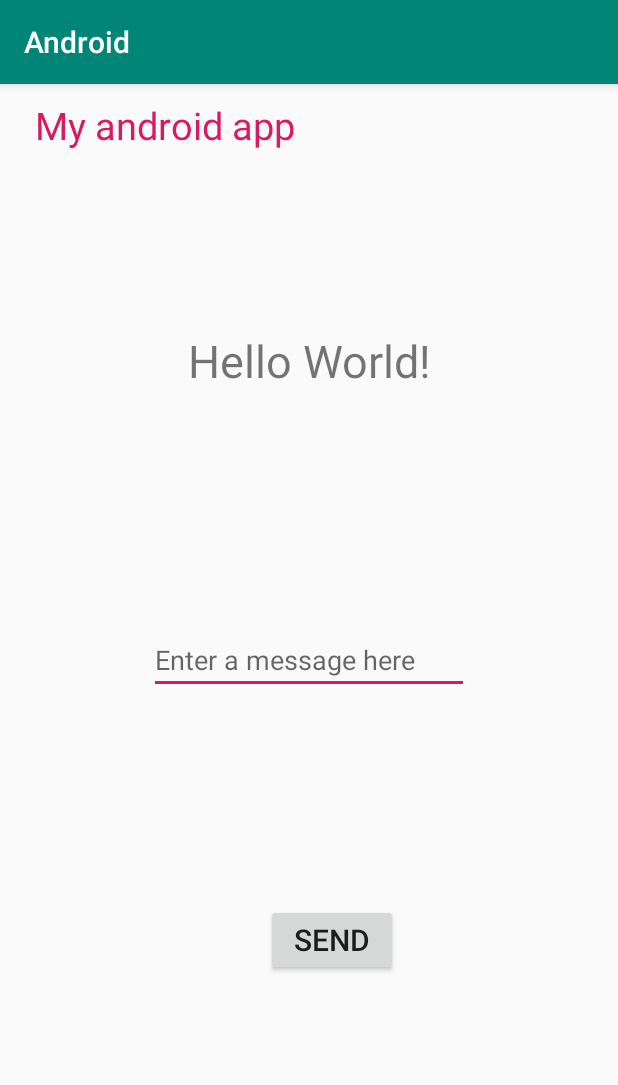
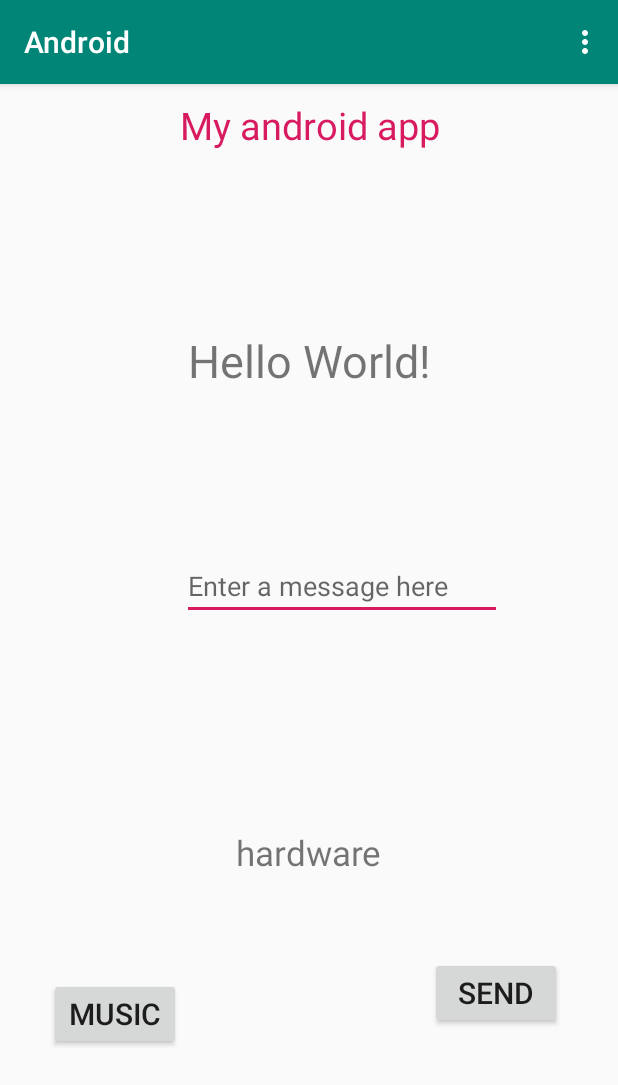
Before and after one commit to Elinah555/Android, an Android app: the screen it shows after launch (MainActivity), on a phone screen of 412 x 824 dp. Shown: the top 1085 px of the screen. Run offline under Robolectric (Android 15) with nearby library versions, the phone set to English and light mode, and no system bars.

Commit message:
Third assignment

```diff
--- a/app/src/main/AndroidManifest.xml
+++ b/app/src/main/AndroidManifest.xml
@@ -9,7 +9,11 @@
         android:roundIcon="@mipmap/ic_launcher_round"
         android:supportsRtl="true"
         android:theme="@style/AppTheme">
-        <activity android:name=".DisplayMessageActivity"></activity>
+        <activity android:name=".LocationActivity"></activity>
+        <activity android:name=".ProductActivity" />
+        <activity android:name=".CpActivity" />
+        <activity android:name=".PlayMusic" />
+        <activity android:name=".DisplayMessageActivity" />
         <activity android:name=".MainActivity">
             <intent-filter>
                 <action android:name="android.intent.action.MAIN" />
--- a/app/src/main/java/com/example/android/MainActivity.java
+++ b/app/src/main/java/com/example/android/MainActivity.java
@@ -4,7 +4,11 @@ import androidx.appcompat.app.AppCompatActivity;
 
 import android.content.Intent;
 import android.os.Bundle;
+import android.view.Menu;
+import android.view.MenuInflater;
+import android.view.MenuItem;
 import android.view.View;
+import android.widget.Button;
 import android.widget.EditText;
 import android.widget.Toast;
 
@@ -14,6 +18,14 @@ public class MainActivity extends AppCompatActivity {
     protected void onCreate(Bundle savedInstanceState) {
         super.onCreate(savedInstanceState);
         setContentView(R.layout.activity_main);
+        Button musicy= (Button)findViewById(R.id.btnplaymusic);
+        musicy.setOnClickListener(new View.OnClickListener() {
+            @Override
+            public void onClick(View v) {
+                Intent intent=new Intent(MainActivity.this,PlayMusic.class);
+                startActivity(intent);
+            }
+        });
 
     }
 
@@ -25,4 +37,26 @@ public class MainActivity extends AppCompatActivity {
         startActivity(intent);
         message.setText("");
     }
+    public boolean onCreateOptionsMenu(Menu menudisplay){
+        MenuInflater inflater= getMenuInflater();
+        inflater.inflate(R.menu.menufile,menudisplay);
+
+        return true;
+    }
+    public boolean onOptionsItemSelected(MenuItem item) {
+//respond to menu item selection
+        switch (item.getItemId()) {
+            case R.id.locat:
+                startActivity( new Intent(this,LocationActivity.class));
+                return true;
+            case R.id.prod:
+                startActivity( new Intent(this,ProductActivity.class));
+                return true;
+            default:
+                return super.onOptionsItemSelected(item);
+        }
+
+    }
+
+
 }
--- a/app/src/main/res/layout/activity_main.xml
+++ b/app/src/main/res/layout/activity_main.xml
@@ -6,15 +6,18 @@
     android:layout_height="match_parent"
 
     tools:context=".MainActivity">
+
     <TextView
         android:layout_width="match_parent"
         android:layout_height="wrap_content"
-        android:layout_marginStart="13dp"
         android:padding="10dp"
         android:text="My android app"
         android:textColor="@color/colorAccent"
         android:textSize="25dp"
-        tools:ignore="MissingConstraints" />
+        android:textAlignment="center"
+        tools:ignore="MissingConstraints"
+        tools:layout_editor_absoluteX="68dp"
+        tools:layout_editor_absoluteY="0dp" />
 
     <TextView
         android:id="@+id/textView"
@@ -36,15 +39,15 @@
         android:layout_width="wrap_content"
         android:layout_height="wrap_content"
         android:ems="10"
+        android:hint="Enter a message here"
+
         android:inputType="textPersonName"
-
-        android:hint="Enter a message here"
-        tools:layout_editor_absoluteX="92dp"
-        tools:layout_editor_absoluteY="309dp"
         app:layout_constraintBottom_toBottomOf="parent"
+        app:layout_constraintHorizontal_bias="0.611"
         app:layout_constraintLeft_toLeftOf="parent"
         app:layout_constraintRight_toRightOf="parent"
-        app:layout_constraintTop_toTopOf="parent"/>
+        app:layout_constraintTop_toTopOf="parent"
+        app:layout_constraintVertical_bias="0.432" />
 
     <Button
         android:id="@+id/sendButton"
@@ -56,10 +59,34 @@
         android:textSize="20dp"
         app:layout_constraintBottom_toBottomOf="parent"
         app:layout_constraintEnd_toEndOf="parent"
-        app:layout_constraintHorizontal_bias="0.547"
+        app:layout_constraintHorizontal_bias="0.885"
         app:layout_constraintStart_toStartOf="parent"
         app:layout_constraintTop_toBottomOf="@+id/message"
-        app:layout_constraintVertical_bias="0.0" />
+        app:layout_constraintVertical_bias="0.381" />
 
+    <TextView
+        android:layout_width="wrap_content"
+        android:layout_height="wrap_content"
+        android:layout_marginBottom="240dp"
+        android:text="@string/company"
+
+        android:textSize="23dp"
+        app:layout_constraintBottom_toBottomOf="parent"
+        app:layout_constraintEnd_toEndOf="parent"
+        app:layout_constraintStart_toStartOf="parent">
+
+    </TextView>
+
+    <Button
+        android:id="@+id/btnplaymusic"
+        android:layout_width="wrap_content"
+        android:layout_height="wrap_content"
+        android:layout_marginBottom="124dp"
+        android:text="Music"
+        android:textSize="20dp"
+        app:layout_constraintBottom_toBottomOf="parent"
+        app:layout_constraintEnd_toStartOf="@+id/sendButton"
+        app:layout_constraintHorizontal_bias="0.166"
+        app:layout_constraintStart_toStartOf="parent" />
 
 </androidx.constraintlayout.widget.ConstraintLayout>
--- /dev/null
+++ b/app/src/main/res/menu/menufile.xml
@@ -0,0 +1,8 @@
+<?xml version="1.0" encoding="utf-8"?>
+<menu xmlns:android="http://schemas.android.com/apk/res/android">
+    <item android:id="@+id/locat" android:title="Location"></item>
+    <item android:id="@+id/prod" android:title="Product"></item>
+
+
+
+</menu>
--- a/app/src/main/res/values/strings.xml
+++ b/app/src/main/res/values/strings.xml
@@ -1,3 +1,4 @@
 <resources>
     <string name="app_name">Android</string>
+    <string name="company">hardware</string>
 </resources>
```
Also changed, not shown: app/src/main/java/com/example/android/CpActivity.java (added, +14 -0 lines), app/src/main/java/com/example/android/LocationActivity.java (added, +14 -0 lines), app/src/main/java/com/example/android/PlayMusic.java (added, +40 -0 lines), app/src/main/java/com/example/android/ProductActivity.java (added, +14 -0 lines), app/src/main/res/layout/activity_cp.xml (added, +9 -0 lines), app/src/main/res/layout/activity_location.xml (added, +19 -0 lines), app/src/main/res/layout/activity_play_music.xml (added, +30 -0 lines), app/src/main/res/layout/activity_product.xml (added, +9 -0 lines), 2 other files.
